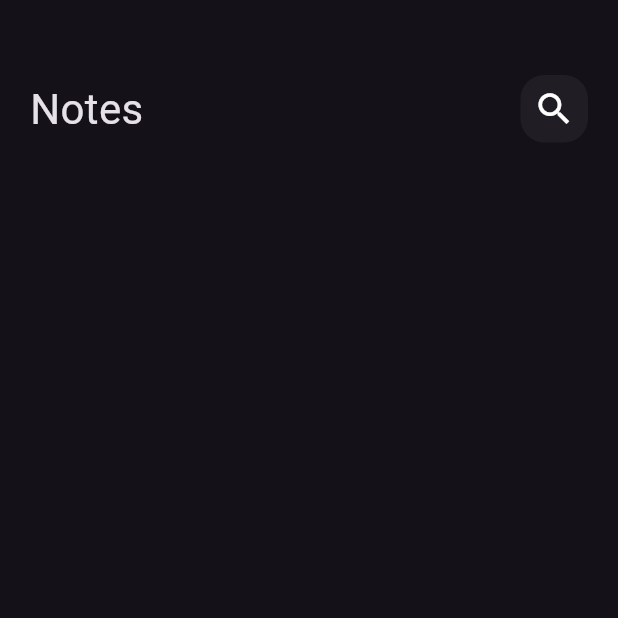
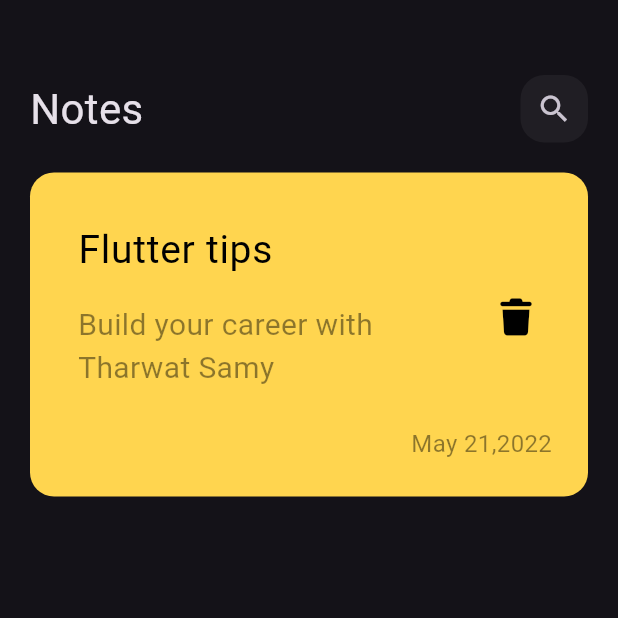
Before and after one commit to mohamedezz123/notes_app, a Flutter app: the screen it shows after launch, on a phone screen of 412 x 824 dp, the top half of it. Run offline on Flutter 3.47's test engine with Material 3 defaults, Android fonts, the phone set to English and light mode, and no system bars; our stand-ins replace font_awesome_flutter.

Commit message:
create custom note item

```diff
--- a/lib/widgets/custom_search_icon.dart
+++ b/lib/widgets/custom_search_icon.dart
@@ -5,17 +5,14 @@ class CustomSearchIcon extends StatelessWidget {
 
   @override
   Widget build(BuildContext context) {
-    return GestureDetector(
-      onTap: () {},
-      child: Container(
-        height: 45,
-        width: 45,
-        decoration: BoxDecoration(
-          borderRadius: BorderRadius.circular(16),
-          color: Colors.white.withOpacity(.05),
-        ),
-        child: Icon(Icons.search, size: 28),
+    return Container(
+      height: 45,
+      width: 45,
+      decoration: BoxDecoration(
+        borderRadius: BorderRadius.circular(16),
+        color: Colors.white.withOpacity(.05),
       ),
+      child: IconButton(onPressed: () {}, icon: Icon(Icons.search)),
     );
   }
 }
--- /dev/null
+++ b/lib/widgets/cutsom_note_item.dart
@@ -0,0 +1,52 @@
+import 'package:flutter/material.dart';
+import 'package:font_awesome_flutter/font_awesome_flutter.dart';
+
+class CustomNoteItem extends StatelessWidget {
+  const CustomNoteItem({super.key});
+
+  @override
+  Widget build(BuildContext context) {
+    return Container(
+      padding: const EdgeInsets.only(top: 24, bottom: 24, left: 16),
+      decoration: BoxDecoration(
+        borderRadius: BorderRadius.circular(16),
+        color: Colors.amber.shade300,
+      ),
+
+      child: Column(
+        crossAxisAlignment: CrossAxisAlignment.end,
+        children: [
+          ListTile(
+            title: const Text(
+              'Flutter tips',
+              style: TextStyle(color: Colors.black, fontSize: 26),
+            ),
+            subtitle: Padding(
+              padding: const EdgeInsets.only(bottom: 16, top: 16.0),
+              child: const Text(
+                'Build your career with Tharwat Samy',
+                style: TextStyle(color: Colors.black45, fontSize: 20),
+              ),
+            ),
+            trailing: IconButton(
+              onPressed: () {},
+              icon: const Icon(
+                FontAwesomeIcons.trash,
+                color: Colors.black,
+                size: 24,
+              ),
+            ),
+          ),
+
+          Padding(
+            padding: const EdgeInsets.only(right: 24.0),
+            child: Text(
+              'May 21,2022',
+              style: TextStyle(color: Colors.black45, fontSize: 16),
+            ),
+          ),
+        ],
+      ),
+    );
+  }
+}
--- a/lib/widgets/notes_view_body.dart
+++ b/lib/widgets/notes_view_body.dart
@@ -1,5 +1,6 @@
 import 'package:flutter/material.dart';
 import 'package:note_app/widgets/cutsom_app_bar.dart';
+import 'package:note_app/widgets/cutsom_note_item.dart';
 
 class NotesViewBody extends StatelessWidget {
   const NotesViewBody({super.key});
@@ -8,7 +9,14 @@ class NotesViewBody extends StatelessWidget {
   Widget build(BuildContext context) {
     return Padding(
       padding: const EdgeInsets.symmetric(horizontal: 20.0),
-      child: Column(children: const [SizedBox(height: 50), CustomAppBar()]),
+      child: Column(
+        children: const [
+          SizedBox(height: 50),
+          CustomAppBar(),
+          SizedBox(height: 20),
+          CustomNoteItem(),
+        ],
+      ),
     );
   }
 }
--- a/pubspec.yaml
+++ b/pubspec.yaml
@@ -34,6 +34,7 @@ dependencies:
   # The following adds the Cupertino Icons font to your application.
   # Use with the CupertinoIcons class for iOS style icons.
   cupertino_icons: ^1.0.8
+  font_awesome_flutter: ^10.10.0
 
 dev_dependencies:
   flutter_test:
```
Also changed, not shown: pubspec.lock.
